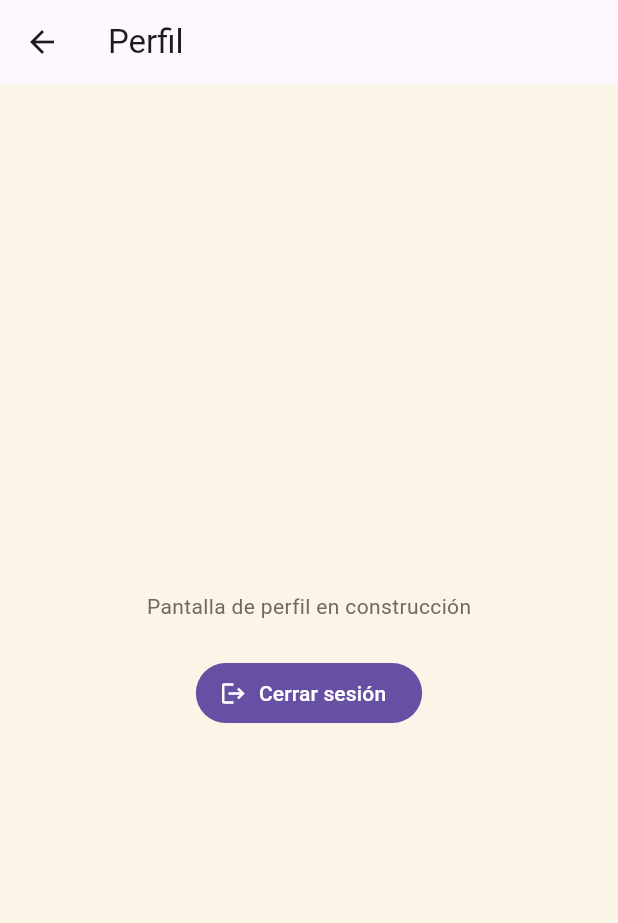
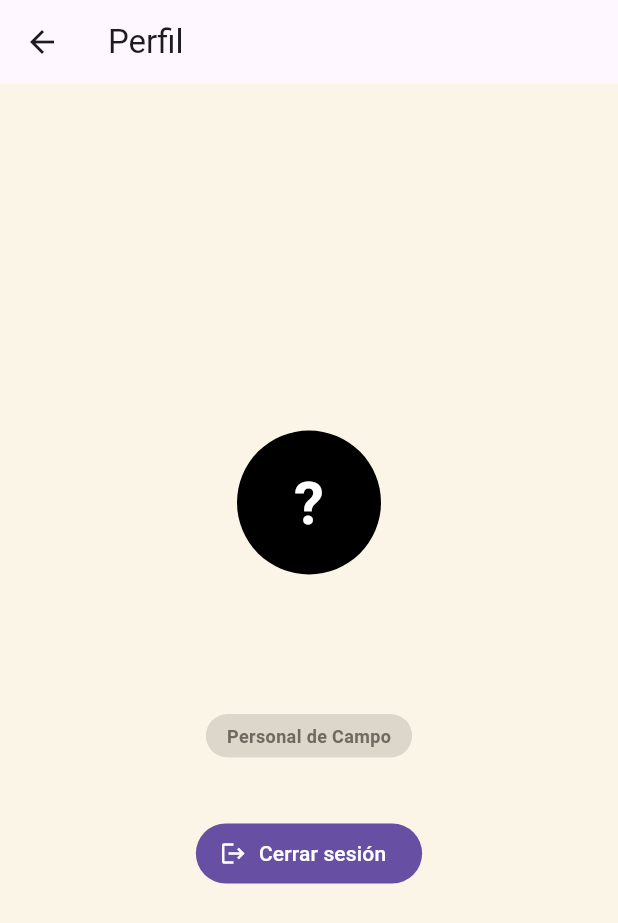
Before and after one commit to ANTONIO30-09/EVENTFLOW-AI, a Flutter app: the ProfileScreen screen opened by its route, on a phone screen of 412 x 824 dp. Shown: the top 923 px of the screen. Run offline on Flutter 3.47's test engine with Material 3 defaults, Android fonts, the light colour scheme and no system bars; our stand-ins replace cloud_firestore, firebase_auth, firebase_core; missing offline and left inert: mobile_scanner; accounts and stored records are empty.

Commit message:
feat: mostrar nombre, email y rol reales en pantalla de perfil

```diff
--- a/lib/data/services/auth_service.dart
+++ b/lib/data/services/auth_service.dart
@@ -52,6 +52,16 @@ class AuthService {
   /// Cierra la sesión actual.
   Future<void> signOut() => _auth.signOut();
 
+  /// Devuelve el perfil del usuario logueado, o null si no hay
+  /// sesión o el perfil no existe. No lanza excepción.
+  Future<UserModel?> fetchCurrentUserProfile() async {
+    final user = _auth.currentUser;
+    if (user == null) return null;
+    final doc = await _db.collection('profiles').doc(user.uid).get();
+    if (!doc.exists) return null;
+    return UserModel.fromMap(user.uid, doc.data()!);
+  }
+
   /// Obtiene el perfil completo (nombre, rol) desde Firestore.
   Future<UserModel> _fetchProfile(String uid) async {
     final doc = await _db.collection('profiles').doc(uid).get();
--- a/lib/screens/profile/profile_screen.dart
+++ b/lib/screens/profile/profile_screen.dart
@@ -1,4 +1,5 @@
 import 'package:flutter/material.dart';
+import '../../data/models/user_model.dart';
 import '../../data/services/auth_service.dart';
 
 class ProfileScreen extends StatefulWidget {
@@ -10,7 +11,14 @@ class ProfileScreen extends StatefulWidget {
 
 class _ProfileScreenState extends State<ProfileScreen> {
   final AuthService _authService = AuthService();
+  late final Future<UserModel?> _profileFuture;
   bool _signingOut = false;
+
+  @override
+  void initState() {
+    super.initState();
+    _profileFuture = _authService.fetchCurrentUserProfile();
+  }
 
   Future<void> _handleSignOut() async {
     setState(() => _signingOut = true);
@@ -31,14 +39,74 @@ class _ProfileScreenState extends State<ProfileScreen> {
   Widget build(BuildContext context) {
     return Scaffold(
       appBar: AppBar(title: const Text('Perfil')),
-      body: Center(
+      body: FutureBuilder<UserModel?>(
+        future: _profileFuture,
+        builder: (context, snapshot) {
+          if (snapshot.connectionState == ConnectionState.waiting) {
+            return const Center(child: CircularProgressIndicator());
+          }
+          final profile = snapshot.data;
+          if (profile == null) {
+            return const Center(
+              child: Padding(
+                padding: EdgeInsets.all(24),
+                child: Text('No se pudo cargar el perfil del usuario.'),
+              ),
+            );
+          }
+          return _buildProfileBody(profile);
+        },
+      ),
+    );
+  }
+
+  Widget _buildProfileBody(UserModel profile) {
+    final roleLabel = profile.isOrganizador ? 'Organizador' : 'Personal de Campo';
+    final initial = profile.name.isNotEmpty ? profile.name[0].toUpperCase() : '?';
+
+    return Center(
       child: Padding(
         padding: const EdgeInsets.all(24),
         child: Column(
           mainAxisAlignment: MainAxisAlignment.center,
           children: [
-              const Text('Pantalla de perfil en construcción'),
-              const SizedBox(height: 24),
+            CircleAvatar(
+              radius: 48,
+              backgroundColor: Colors.black,
+              child: Text(
+                initial,
+                style: const TextStyle(
+                  color: Colors.white,
+                  fontSize: 40,
+                  fontWeight: FontWeight.bold,
+                ),
+              ),
+            ),
+            const SizedBox(height: 20),
+            Text(
+              profile.name,
+              style: const TextStyle(fontSize: 24, fontWeight: FontWeight.bold),
+              textAlign: TextAlign.center,
+            ),
+            const SizedBox(height: 6),
+            Text(
+              profile.email,
+              style: const TextStyle(fontSize: 14, color: Colors.black54),
+              textAlign: TextAlign.center,
+            ),
+            const SizedBox(height: 12),
+            Container(
+              padding: const EdgeInsets.symmetric(horizontal: 14, vertical: 6),
+              decoration: BoxDecoration(
+                color: Colors.black12,
+                borderRadius: BorderRadius.circular(20),
+              ),
+              child: Text(
+                roleLabel,
+                style: const TextStyle(fontSize: 12, fontWeight: FontWeight.w600),
+              ),
+            ),
+            const SizedBox(height: 40),
             FilledButton.icon(
               onPressed: _signingOut ? null : _handleSignOut,
               icon: _signingOut
@@ -53,7 +121,6 @@ class _ProfileScreenState extends State<ProfileScreen> {
           ],
         ),
       ),
-      ),
     );
   }
 }
```
Lines whose indentation alone changed are shown as unchanged.
